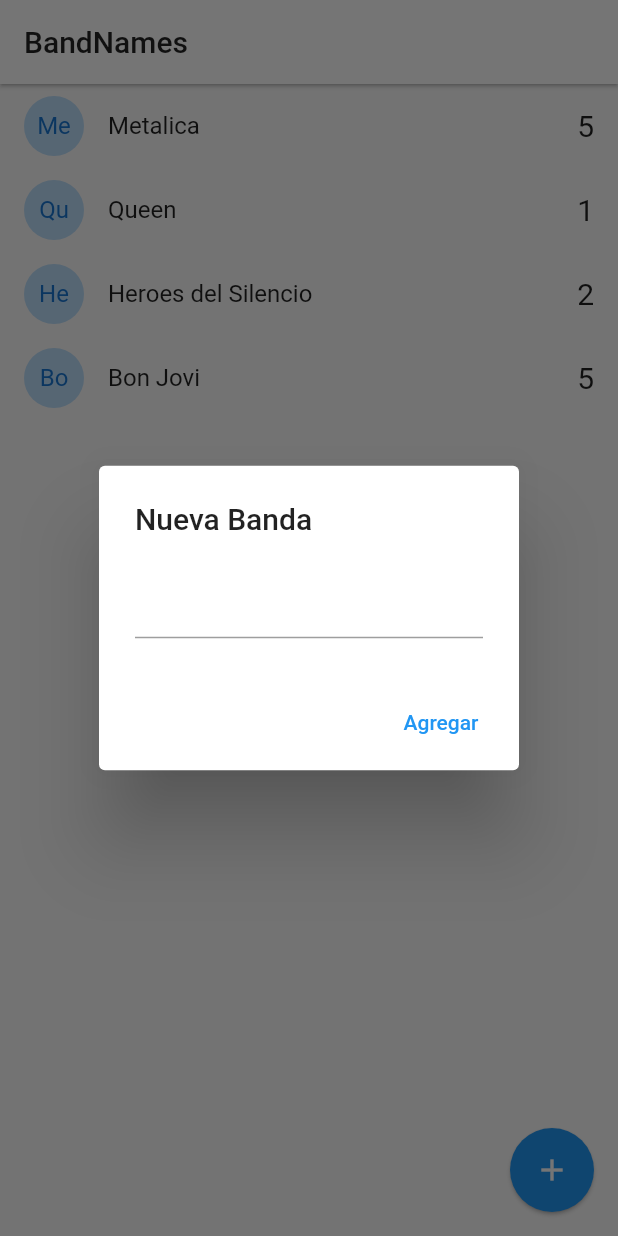
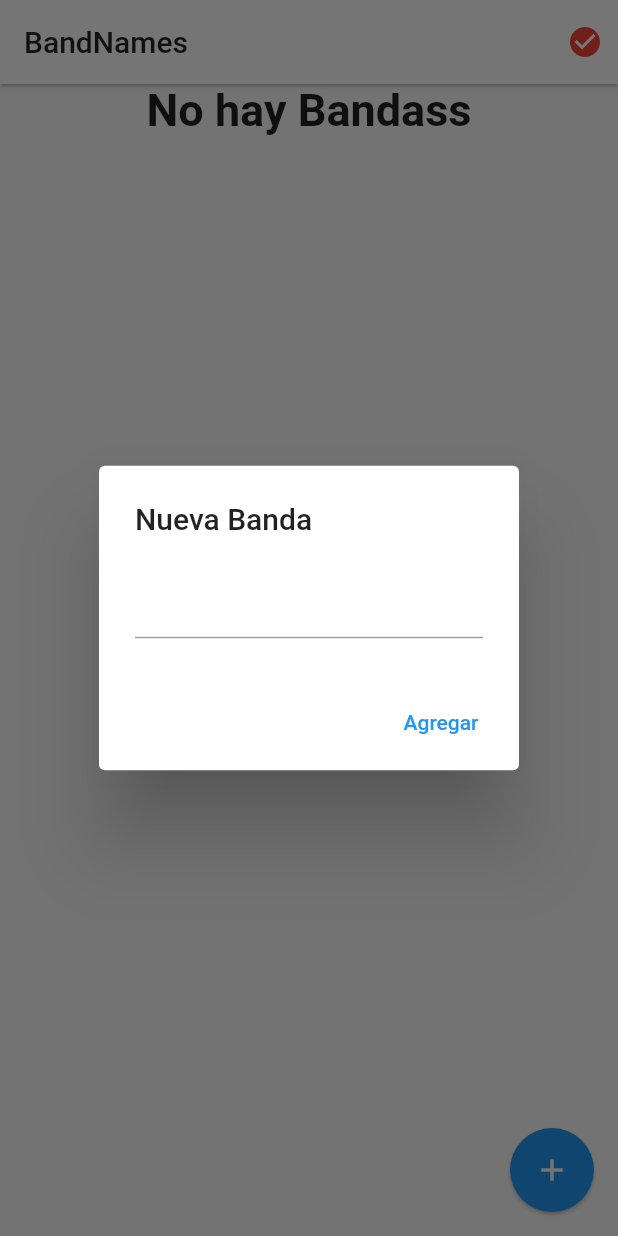
Before and after one commit to josepaico/flutter-bandnames-socket, a Flutter app: the screen it shows after launch, after a tap on the "add" icon, on a phone screen of 412 x 824 dp. Run offline on Flutter 3.47's test engine with Material 2 defaults, Android fonts, the phone set to English and light mode, and no system bars; our stand-ins replace pie_chart, socket_io_client; network calls fail.

Commit message:
App Terminada

```diff
--- a/lib/main.dart
+++ b/lib/main.dart
@@ -1,19 +1,28 @@
+import 'package:band_names/pages/status.dart';
+import 'package:band_names/services/socket_service.dart';
 import 'package:flutter/material.dart';
 
 import 'package:band_names/pages/home.dart';
+import 'package:provider/provider.dart';
 
 void main() => runApp(MyApp());
 
 class MyApp extends StatelessWidget {
   @override
   Widget build(BuildContext context) {
-    return MaterialApp(
-      debugShowCheckedModeBanner: false,
-      title: 'Material App',
-      initialRoute: 'home',
-      routes: {
-        'home' : (_) => HomePage()
-      },
+    return MultiProvider(
+      providers: [
+        ChangeNotifierProvider(create: (_) => SockerService())
+      ],
+      child: MaterialApp(
+        debugShowCheckedModeBanner: false,
+        title: 'Material App',
+        initialRoute: 'home',
+        routes: {
+          'home' : (_) => HomePage(),
+          'status' : (_) => StatusPage()
+        },
+      ),
     );
   }
 }
--- a/lib/models/band.dart
+++ b/lib/models/band.dart
@@ -13,9 +13,9 @@ class Band{
 
   factory Band.fromMap( Map<String, dynamic> obj) =>
     Band(
-      id: obj['id'],
-      name: obj['name'],
-      votes: obj['votes']
+      id: obj.containsKey('id') ? obj['id'] : 'no-id',
+      name: obj.containsKey('name') ? obj['name'] : 'no-name',
+      votes: obj.containsKey('votes') ? obj['votes'] : 'no-vote'
 
     );
 
--- a/lib/pages/home.dart
+++ b/lib/pages/home.dart
@@ -1,10 +1,13 @@
 
 import 'dart:io';
 
+import 'package:band_names/services/socket_service.dart';
 import 'package:flutter/cupertino.dart';
 import 'package:flutter/material.dart';
 
 import 'package:band_names/models/band.dart';
+import 'package:pie_chart/pie_chart.dart';
+import 'package:provider/provider.dart';
 
 
 class HomePage extends StatefulWidget {
@@ -16,25 +19,71 @@ class HomePage extends StatefulWidget {
 class _HomePageState extends State<HomePage> {
 
   List<Band> bands = [
-    Band(id: '1', name: 'Metalica', votes: 5),
+    /*Band(id: '1', name: 'Metalica', votes: 5),
     Band(id: '2', name: 'Queen', votes: 1),
     Band(id: '3', name: 'Heroes del Silencio', votes: 2),
-    Band(id: '4', name: 'Bon Jovi', votes: 5),
+    Band(id: '4', name: 'Bon Jovi', votes: 5),*/
   ];
 
+  @override
+  void initState() {
+    final socketService = Provider.of<SockerService>(context, listen: false);
+
+    socketService.socket.on('active-bands', _handleActiveBands);
+
+    super.initState();
+  }
+
+  _handleActiveBands(dynamic payload){
+    this.bands = (payload as List)
+        .map((band) => Band.fromMap(band))
+        .toList();
+
+        setState(() {});
+
+  }
+
+  @override
+  void dispose() {
+    final socketService = Provider.of<SockerService>(context, listen: false);
+
+    socketService.socket.off('active-bands');
+
+    super.dispose();
+  }
 
   @override
   Widget build(BuildContext context) {
+    final socketService = Provider.of<SockerService>(context);
+
     return Scaffold(
       appBar: AppBar(
         title: Text('BandNames', style: TextStyle(color: Colors.black87),),
         backgroundColor: Colors.white,
         elevation: 1,
+        actions: <Widget>[
+          Container(
+            margin: EdgeInsets.only(right: 10),
+            child: (socketService.serverStatus == ServerStatus.Online)   ?
+                Icon(Icons.check_circle, color: Colors.blue[300])
+                : Icon(Icons.check_circle, color: Colors.red),
+          )
+        ],
       ),
-      body: ListView.builder(
+      body: Column(
+        children: <Widget>[
+          (bands.isNotEmpty) ? _showGraph()
+          : Text('No hay Bandass', style: TextStyle(fontSize: 30, fontWeight: FontWeight.bold), ),
+
+           Expanded(
+             child: ListView.builder(
+
               itemCount: bands.length,
               itemBuilder: (context, i) => _bandTile(bands[i])
 
+          ),
+           )
+        ],
       ),
       floatingActionButton: FloatingActionButton(
         child: Icon(Icons.add),
@@ -45,12 +94,13 @@ class _HomePageState extends State<HomePage> {
   }
 
   Widget _bandTile(Band band) {
+
+    final socketService = Provider.of<SockerService>(context, listen: false);
+
     return Dismissible(
       key: Key(band.id),
       direction: DismissDirection.startToEnd,
-      onDismissed: (direction){
-        print('direction: $direction');
-      },
+      onDismissed: (_) => socketService.emit('delete-band', {'id' : band.id }),
       background: Container(
         padding: EdgeInsets.only(left: 8.0),
         color: Colors.red,
@@ -66,9 +116,7 @@ class _HomePageState extends State<HomePage> {
         ),
         title: Text(band.name),
         trailing: Text('${band.votes}', style: TextStyle(fontSize: 20),),
-        onTap: (){
-          print(band.name);
-        },
+        onTap: () => socketService.socket.emit('vote-band', {'id' : band.id }),
       ),
     );
   }
@@ -79,8 +127,7 @@ class _HomePageState extends State<HomePage> {
     if(Platform.isAndroid){
       return showDialog(
         context: context,
-        builder: (context){
-          return AlertDialog(
+        builder: (_) => AlertDialog(
           title: Text('Nueva Banda'),
           content: TextField(
             controller: textController,
@@ -93,15 +140,14 @@ class _HomePageState extends State<HomePage> {
               onPressed: ()=> addBandToList(textController.text)
             )
           ],
-          );
-        }
+        )
+
       );
     }
 
     showCupertinoDialog(
       context: context,
-      builder: (_){
-        return CupertinoAlertDialog(
+      builder: (_) => CupertinoAlertDialog(
         title: Text('Nombre de nueva Banda'),
         content: CupertinoTextField(
           controller: textController,
@@ -119,20 +165,72 @@ class _HomePageState extends State<HomePage> {
           )
 
         ],
+      )
+
     );
-      }
-    );
-
-
   }
 
   void addBandToList(String name){
+
+
     if(name.length > 1){
-      this.bands.add(new Band(id: DateTime.now().toString(), name: name, votes: 0));
+      final socketService = Provider.of<SockerService>(context, listen: false);
 
-      setState(() {});
+      //this.bands.add(new Band(id: DateTime.now().toString(), name: name, votes: 0));
+      //emitir: add-band
+      //{name: name}
+
+      socketService.emit('add-band', {'name' : name});
     }
 
     Navigator.pop(context);
   }
+
+  _showGraph(){
+    Map<String, double> dataMap = new Map() ;
+    //dataMap.putIfAbsent('Flutter', () => 5);
+    bands.forEach((band) {
+      dataMap.putIfAbsent(band.name, () => band.votes.toDouble());
+    });
+
+    final List<Color> colorList = [
+      Colors.blue[50],
+      Colors.blue[200],
+      Colors.pink[50],
+      Colors.pink[200],
+      Colors.yellow[50],
+      Colors.pink[200]
+    ];
+
+    return Container(
+      padding: EdgeInsets.only(top: 10),
+      width: double.infinity,
+      height: 200,
+      child: PieChart(
+          dataMap: dataMap,
+          animationDuration: Duration(milliseconds: 800),
+          chartRadius: MediaQuery.of(context).size.width / 3.2,
+          colorList: colorList,
+          initialAngleInDegree: 0,
+          chartType: ChartType.ring,
+          ringStrokeWidth: 32,
+          centerText: "HYBRID",
+          legendOptions: LegendOptions(
+            showLegendsInRow: false,
+            legendPosition: LegendPosition.right,
+            showLegends: true,
+            legendShape: BoxShape.circle,
+            legendTextStyle: TextStyle(
+              fontWeight: FontWeight.bold,
+            ),
+          ),
+          chartValuesOptions: ChartValuesOptions(
+            showChartValueBackground: true,
+            showChartValues: true,
+            showChartValuesInPercentage: false,
+            showChartValuesOutside: false,
+          ),
+      )
+    );
   }
+}
--- /dev/null
+++ b/lib/services/socket_service.dart
@@ -0,0 +1,53 @@
+
+import 'package:flutter/material.dart';
+
+import 'package:socket_io_client/socket_io_client.dart' as IO;
+
+
+enum ServerStatus{
+  Online,
+  Offline,
+  Connecting
+}
+
+class SockerService with ChangeNotifier{
+  ServerStatus _serverStatus = ServerStatus.Connecting;
+  IO.Socket _socket;
+
+  ServerStatus get serverStatus => this._serverStatus;
+  IO.Socket get socket => this._socket;
+
+  Function get emit => this._socket.emit;
+
+  SockerService(){
+    this._initConfig();
+  }
+
+  void _initConfig(){
+    // Dart client
+    this._socket = IO.io('http://192.168.43.75:3000/', {
+      'transports' : ['websocket'],
+      'autoConnect' : true,
+    });
+
+    this._socket.on('connect', (_) {
+     this._serverStatus = ServerStatus.Online;
+     notifyListeners();
+    });
+
+    this._socket.on('disconnect', (_) {
+      this._serverStatus = ServerStatus.Offline;
+      notifyListeners();
+    });
+
+    /*this._socket.on('nuevo-mensaje', (payload) {
+      print('nuevo-mensaje:');
+      print('nombre:' + payload['nombre']);
+      print('mensaje:' + payload['mensaje']);
+      print(payload.containsKey('mensaje2') ? payload['mensaje2'] : 'No hay');
+    });*/
+
+
+  }
+
+}
--- a/pubspec.yaml
+++ b/pubspec.yaml
@@ -28,6 +28,9 @@ dependencies:
   # The following adds the Cupertino Icons font to your application.
   # Use with the CupertinoIcons class for iOS style icons.
   cupertino_icons: ^0.1.3
+  socket_io_client: ^0.9.11
+  provider: ^4.3.2+2
+  pie_chart: ^4.0.1
 
 dev_dependencies:
   flutter_test:
```
Also changed, not shown: lib/pages/status.dart (added, +32 -0 lines), pubspec.lock. Lines whose indentation alone changed are shown as unchanged.
